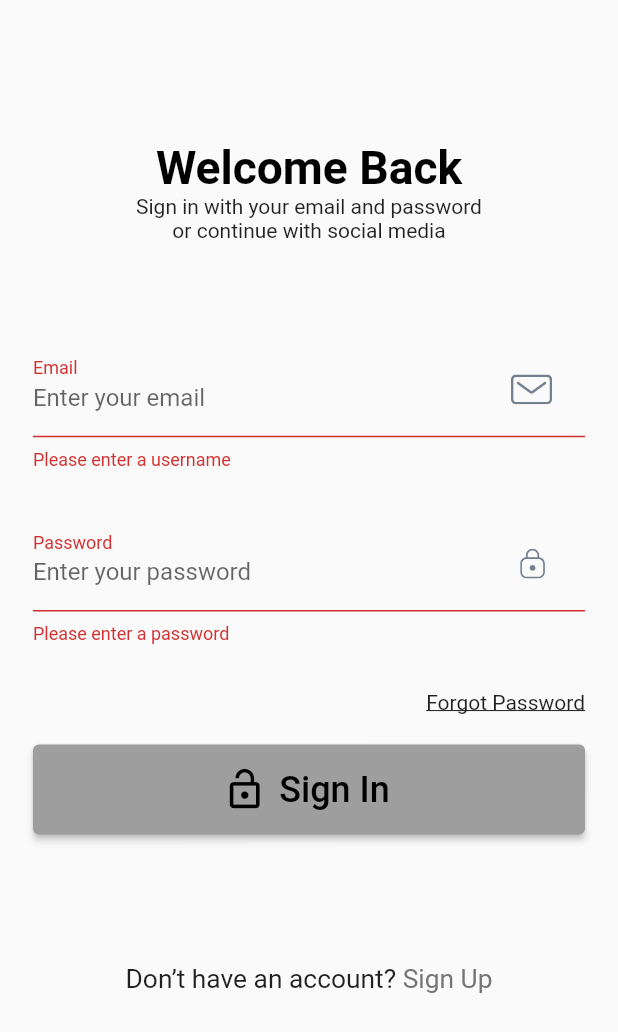
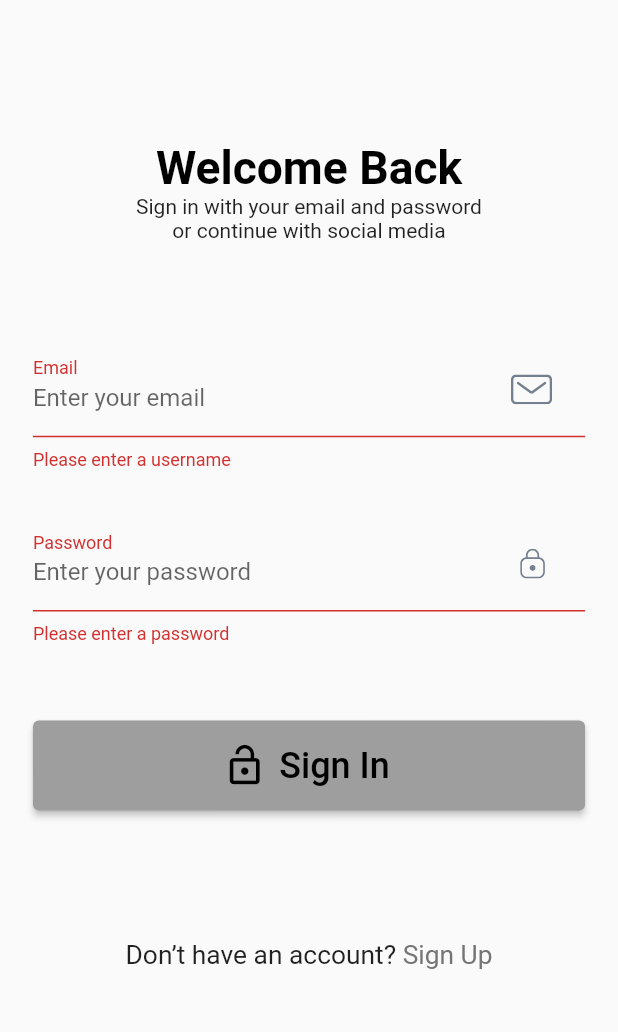
Before and after one commit to Pipeparin12/CSC291_BookStoreApp, a Flutter app: the screen it shows after launch, after a tap on "Sign In", on a phone screen of 412 x 824 dp. Shown: the top 1032 px of the screen. Run offline on Flutter 3.47's test engine with Material 2 defaults, Android fonts, the phone set to English and light mode, and no system bars; our stand-ins replace dio, firebase_core, flutter_svg, form_field_validator, google_fonts, image_picker and 1 more; accounts and stored records are empty.

Commit message:
delete forgot password

```diff
--- a/bookstoreapp291/lib/screen/sign_in/components/sign_form.dart
+++ b/bookstoreapp291/lib/screen/sign_in/components/sign_form.dart
@@ -9,8 +9,6 @@ import 'package:bookstoreapp291/components/custom_surfix_icon.dart';
 import 'package:bookstoreapp291/components/from_error.dart';
 import 'package:http/http.dart' as http;
 import 'package:bookstoreapp291/model/user.dart';
-
-import 'package:bookstoreapp291/screen/forgot_password/forgot_password_screen.dart';
 
 import '../../../components/default_button.dart';
 import '../../../constants.dart';
@@ -62,21 +60,6 @@ class _SignFormState extends State<SignForm> {
           SizedBox(height: getProportionateScreenHeight(30)),
           buildPasswordFormField(),
           SizedBox(height: getProportionateScreenHeight(30)),
-          Row(
-            children: [
-              Spacer(),
-              GestureDetector(
-                onTap: () => Navigator.push(
-                    context,
-                    MaterialPageRoute(
-                        builder: (context) => ForgotPasswordScreen())),
-                child: Text(
-                  "Forgot Password",
-                  style: TextStyle(decoration: TextDecoration.underline),
-                ),
-              )
-            ],
-          ),
           SizedBox(height: getProportionateScreenHeight(20)),
           ElevatedButton.icon(
             style: ElevatedButton.styleFrom(
```
Also changed, not shown: bookstoreapp291/lib/screen/forgot_password/components/body.dart (deleted, +0 -47 lines), bookstoreapp291/lib/screen/forgot_password/components/forget_password_form.dart (deleted, +0 -74 lines), bookstoreapp291/lib/screen/forgot_password/forgot_password_screen.dart (deleted, +0 -13 lines).
